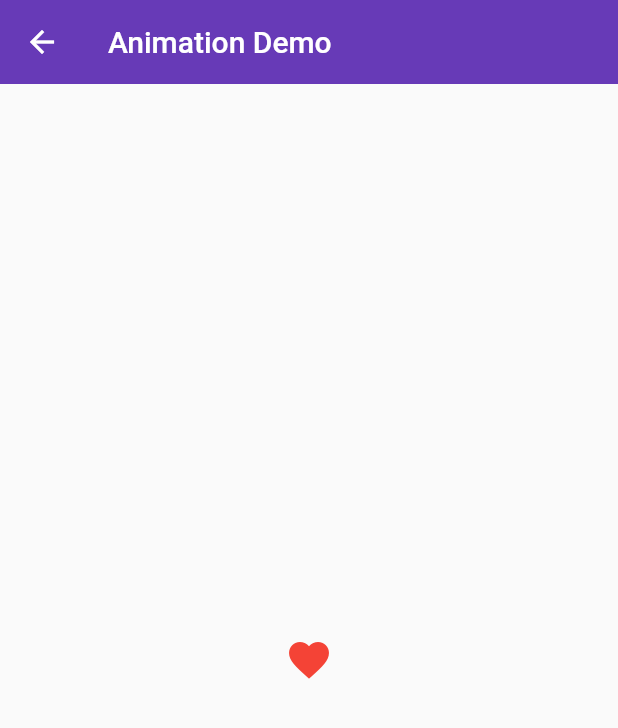
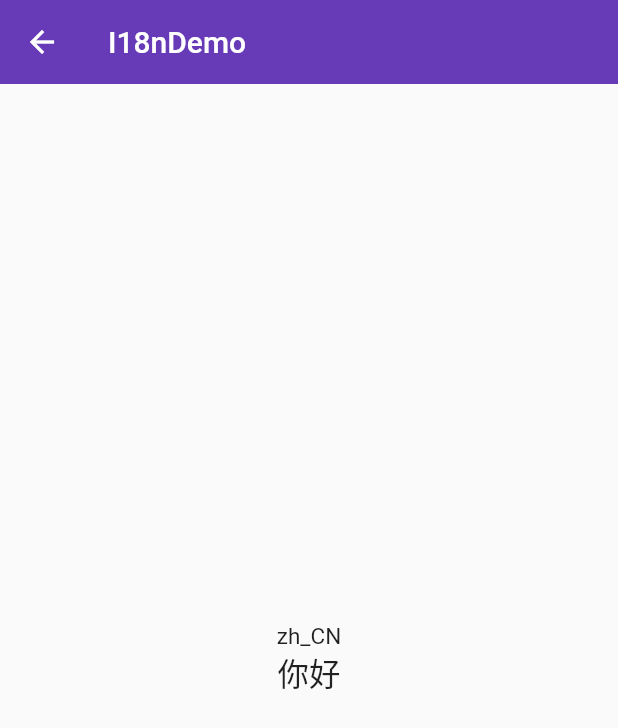
Before and after one commit to smallg/first_flutter, a Flutter app: the screen it shows after launch, on a phone screen of 412 x 824 dp. Shown: the top 728 px of the screen. Run offline on Flutter 3.47's test engine with Material 2 defaults, Android fonts, the phone set to English and light mode, and no system bars; our stand-ins replace rxdart.

Commit message:
Section 20: i18n

```diff
--- /dev/null
+++ b/lib/demo/i18n/i18n_demo.dart
@@ -0,0 +1,30 @@
+import 'package:first_flutter/demo/i18n/map/demo_localiztions.dart';
+import 'package:flutter/material.dart';
+
+class I18nDemo extends StatelessWidget {
+  @override
+  Widget build(BuildContext context) {
+    Locale locale = Localizations.localeOf(context);
+    return Scaffold(
+      appBar: AppBar(
+        title: Text('I18nDemo'),
+        elevation: 0.0,
+      ),
+      body: Center(
+        child: Column(
+          mainAxisAlignment: MainAxisAlignment.center,
+          children: <Widget>[
+            Text(
+              locale.toString(),
+            ),
+            Text(
+              // Localizations.of(context, DemoLocations).title,
+              DemoLocations.of(context).title,
+              style: Theme.of(context).textTheme.title,
+            )
+          ],
+        ),
+      ),
+    );
+  }
+}
--- /dev/null
+++ b/lib/demo/i18n/intl/demo_localizations.dart
@@ -0,0 +1,16 @@
+import 'package:intl/intl.dart';
+
+class DemoLocalizations {
+  String get title => Intl.message(
+        'hello',
+        name: 'title',
+        desc: 'demo localizations',
+      );
+
+  String greet(String name) => Intl.message(
+        'hello $name',
+        name: 'greet',
+        desc: 'greet someone',
+        args: [name],
+      );
+}
--- /dev/null
+++ b/lib/demo/i18n/map/demo_localiztions.dart
@@ -0,0 +1,44 @@
+import 'package:flutter/foundation.dart';
+import 'package:flutter/material.dart';
+
+class DemoLocations {
+  final Locale locale;
+
+  DemoLocations(this.locale);
+
+  static DemoLocations of(BuildContext context) {
+    return Localizations.of<DemoLocations>(context, DemoLocations);
+  }
+
+  static Map<String, Map<String, String>> _localized = {
+    'en': {
+      'title': 'hello',
+    },
+    'zh': {
+      'title': '你好',
+    }
+  };
+
+  String get title {
+    return _localized[locale.languageCode]['title'];
+  }
+}
+
+class DemoLocalizationsDelegate extends LocalizationsDelegate<DemoLocations> {
+  DemoLocalizationsDelegate();
+
+  @override
+  Future<DemoLocations> load(Locale locale) {
+    return SynchronousFuture<DemoLocations>(DemoLocations(locale));
+  }
+
+  @override
+  bool isSupported(Locale locale) {
+    return true;
+  }
+
+  @override
+  bool shouldReload(LocalizationsDelegate<DemoLocations> old) {
+    return false;
+  }
+}
--- a/lib/main.dart
+++ b/lib/main.dart
@@ -5,6 +5,8 @@ import 'package:first_flutter/demo/bottom_navigator.dart';
 import 'package:first_flutter/demo/drawer.dart';
 import 'package:first_flutter/demo/form_demo.dart';
 import 'package:first_flutter/demo/http/http_demo.dart';
+import 'package:first_flutter/demo/i18n/i18n_demo.dart';
+import 'package:first_flutter/demo/i18n/map/demo_localiztions.dart';
 import 'package:first_flutter/demo/layout_demo.dart';
 import 'package:first_flutter/demo/listview_demo.dart';
 import 'package:first_flutter/demo/material_components.dart';
@@ -15,6 +17,7 @@ import 'package:first_flutter/demo/state_management_demo.dart';
 import 'package:first_flutter/demo/state_management_inheritedwidget_demo..dart';
 import 'package:first_flutter/demo/stream/stream_demo.dart';
 import 'package:flutter/material.dart';
+import 'package:flutter_localizations/flutter_localizations.dart';
 
 void main() => runApp(App());
 
@@ -22,11 +25,25 @@ class App extends StatelessWidget {
   @override
   Widget build(BuildContext context) {
     return MaterialApp(
+      locale: Locale('zh', 'CN'),
+      // localeResolutionCallback:
+      //     (Locale locale, Iterable<Locale> supportedLocales) {
+      //   return Locale('en', 'US');
+      // },
+      localizationsDelegates: [
+        DemoLocalizationsDelegate(),
+        GlobalMaterialLocalizations.delegate,
+        GlobalWidgetsLocalizations.delegate,
+      ],
+      supportedLocales: [
+        Locale('en', 'US'),
+        Locale('zh', 'CN'),
+      ],
       debugShowCheckedModeBanner: false,
       // home: Home(),
       // home: NavigatorDemo(),
       // home: SliverDemo(),
-      initialRoute: '/animation',
+      initialRoute: '/i18n',
       routes: {
         '/': (context) => Home(),
         '/about': (context) => Page(title: 'About'),
@@ -40,6 +57,7 @@ class App extends StatelessWidget {
         '/bloc': (context) => BlocDemo(),
         '/http': (context) => HttpDemo(),
         '/animation': (context) => AnimationDemo(),
+        '/i18n': (context) => I18nDemo(),
       },
       theme: ThemeData(
           primarySwatch: Colors.deepPurple,
--- a/pubspec.yaml
+++ b/pubspec.yaml
@@ -27,10 +27,13 @@ dependencies:
     scoped_model: ^1.0.1
     rxdart: ^0.22.0
     http: ^0.12.0+2
+    flutter_localizations:
+        sdk: flutter
 
 dev_dependencies:
     flutter_test:
         sdk: flutter
+    intl_translation: ^0.17.5
     css_colors: ^1.0.0
 
 # For information on the generic Dart part of this file, see the
```
Also changed, not shown: pubspec.lock, 1 other file.
